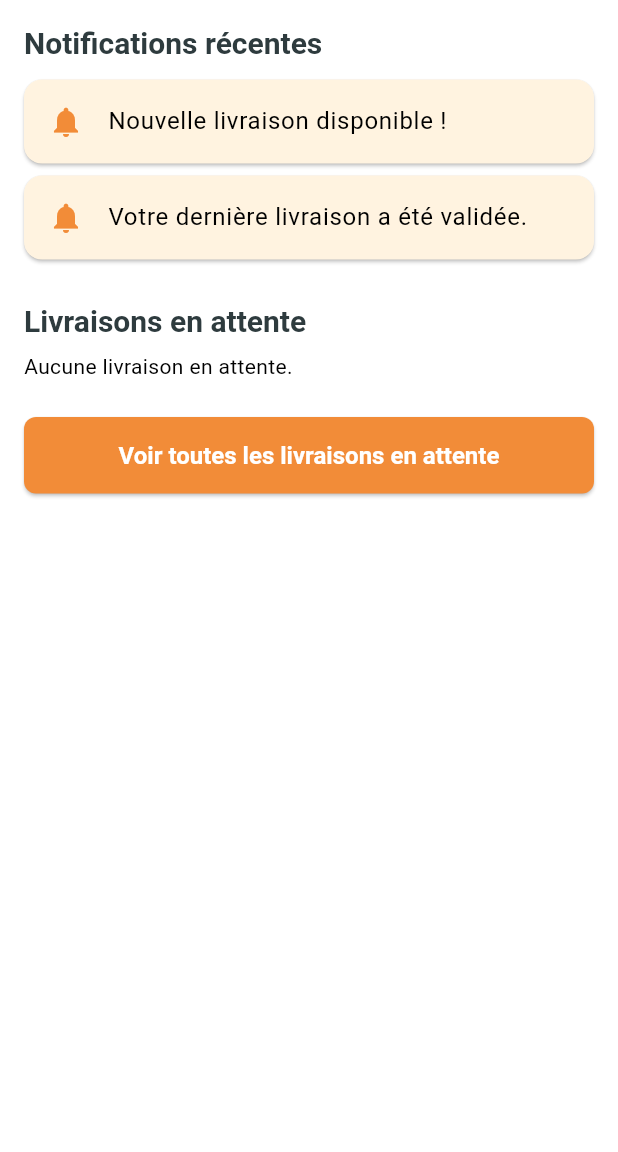
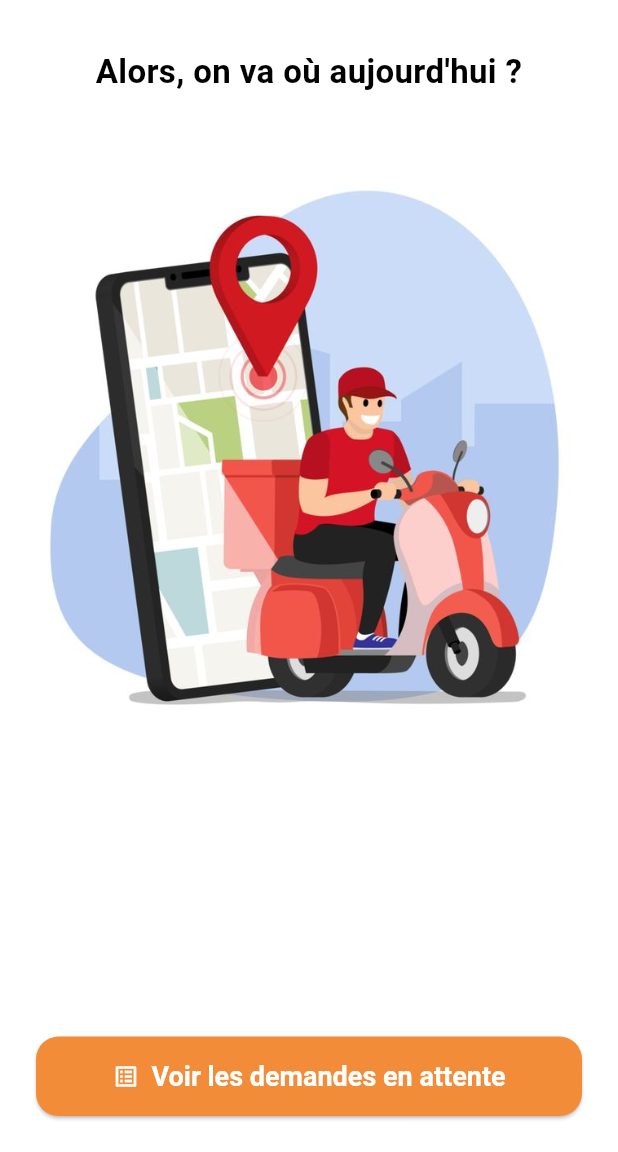
Before and after one commit to carnell0/parcel_delivery_app, a Flutter app: the _HomeTab screen opened directly with empty values, on a phone screen of 412 x 824 dp, the part 84-1236 px from its top. Run offline on Flutter 3.47's test engine with Material 3 defaults, Android fonts, the phone set to English and light mode, and no system bars; our stand-ins replace connectivity_plus, dio, flutter_map, flutter_spinkit, geolocator, image_picker and 2 more; accounts and stored records are empty; network calls fail.

Commit message:
amélioration home screen livreur

```diff
--- a/lib/screens/driver/driver_home_screen.dart
+++ b/lib/screens/driver/driver_home_screen.dart
@@ -107,11 +107,6 @@ class _HomeTab extends StatelessWidget {
 
   @override
   Widget build(BuildContext context) {
-    final notifications = [
-      "Nouvelle livraison disponible !",
-      "Votre dernière livraison a été validée.",
-    ];
-
     return Scaffold(
       appBar: AppBar(
         title: const Text('Dcoliv'),
@@ -119,77 +114,59 @@ class _HomeTab extends StatelessWidget {
         foregroundColor: Colors.white,
         elevation: 0,
       ),
-      body: SingleChildScrollView(
-        padding: const EdgeInsets.all(16),
-        child: Column(
-          crossAxisAlignment: CrossAxisAlignment.stretch,
-          children: [
-            Text(
-              "Notifications récentes",
-              style: Theme.of(context).textTheme.titleLarge,
+      body: Column(
+        crossAxisAlignment: CrossAxisAlignment.stretch,
+        children: [
+          const SizedBox(height: 32),
+          const Padding(
+            padding: EdgeInsets.symmetric(horizontal: 24.0),
+            child: Text(
+              "Alors, on va où aujourd'hui ?",
+              style: TextStyle(
+                fontSize: 22,
+                fontWeight: FontWeight.bold,
+              ),
+              textAlign: TextAlign.center,
             ),
-            const SizedBox(height: 8),
-            ...notifications.map((msg) => _buildNotification(msg)),
-            const SizedBox(height: 24),
-            Text(
-              "Livraisons en attente",
-              style: Theme.of(context).textTheme.titleLarge,
+          ),
+          const SizedBox(height: 32),
+          // Center(
+          //   child: Image.network(
+          //     'https://i.pinimg.com/736x/7a/e7/8c/7ae78c66fd31b4dcbb5f7781f444f268.jpg', // Mets ici l'URL de ton image
+          //     height: 400,
+          //     fit: BoxFit.contain,
+          //   ),
+          // ),
+          Center(
+            child: Image.asset(
+              'assets/images/livreur.jpg', // Mets ton image dans assets
+              height: 400,
+              fit: BoxFit.contain,
             ),
-            const SizedBox(height: 8),
-            if (isLoading)
-              const Center(child: CircularProgressIndicator())
-            else if (pendingDeliveries.isEmpty)
-              const Text("Aucune livraison en attente.")
-            else
-              ...pendingDeliveries.map((liv) => _buildDeliveryCard(context, liv)),
-            const SizedBox(height: 24),
-            ElevatedButton(
+          ),
+          const Spacer(),
+          Padding(
+            padding: const EdgeInsets.all(24.0),
+            child: ElevatedButton.icon(
               onPressed: () {
-                // Naviguer vers l'écran des livraisons en attente
-                // Navigator.push(context, MaterialPageRoute(builder: (_) => const DriverPendingScreen()));
+                Navigator.push(
+                  context,
+                  MaterialPageRoute(builder: (_) => const DriverPendingScreen()),
+                );
               },
+              icon: const Icon(Icons.list_alt),
+              label: const Text(
+                'Voir les demandes en attente',
+                style: TextStyle(fontSize: 18, fontWeight: FontWeight.bold),
+              ),
               style: ElevatedButton.styleFrom(
                 backgroundColor: const Color(0xFFF28C38),
+                foregroundColor: Colors.white,
                 padding: const EdgeInsets.symmetric(vertical: 16),
-                shape: RoundedRectangleBorder(
-                  borderRadius: BorderRadius.circular(8),
-                ),
-              ),
-              child: const Text(
-                'Voir toutes les livraisons en attente',
-                style: TextStyle(fontSize: 16, fontWeight: FontWeight.bold),
               ),
             ),
-          ],
-        ),
-      ),
-    );
-  }
-
-  Widget _buildNotification(String message) {
-    return Card(
-      color: Colors.orange[50],
-      margin: const EdgeInsets.symmetric(vertical: 4),
-      child: ListTile(
-        leading: const Icon(Icons.notifications, color: Color(0xFFF28C38)),
-        title: Text(message),
-      ),
-    );
-  }
-
-  Widget _buildDeliveryCard(BuildContext context, Livraison livraison) {
-    return Card(
-      margin: const EdgeInsets.symmetric(vertical: 8),
-      child: ListTile(
-        leading: const Icon(Icons.local_shipping, color: Color(0xFFF28C38)),
-        title: Text("Livraison #${livraison.id}"),
-        subtitle: Text("Statut : ${livraison.statut}"),
-        trailing: ElevatedButton(
-          onPressed: () {
-            // Action : accepter ou voir la livraison
-          },
-          child: const Text("Voir"),
-        ),
+          ),
+        ],
       ),
     );
   }
--- a/pubspec.yaml
+++ b/pubspec.yaml
@@ -48,6 +48,7 @@ dependencies:
   latlong2: ^0.9.0
   connectivity_plus: ^5.0.2
   jwt_decoder: ^2.0.1
+  url_launcher: ^6.3.1
 
 dev_dependencies:
   flutter_test:
```
Also changed, not shown: lib/screens/driver/driver_pending_screen.dart (+143 -7 lines), lib/screens/driver/pending_deliveries_screen.dart (deleted, +0 -225 lines), assets/images/livreur.jpg (added), pubspec.lock, 5 other files.
